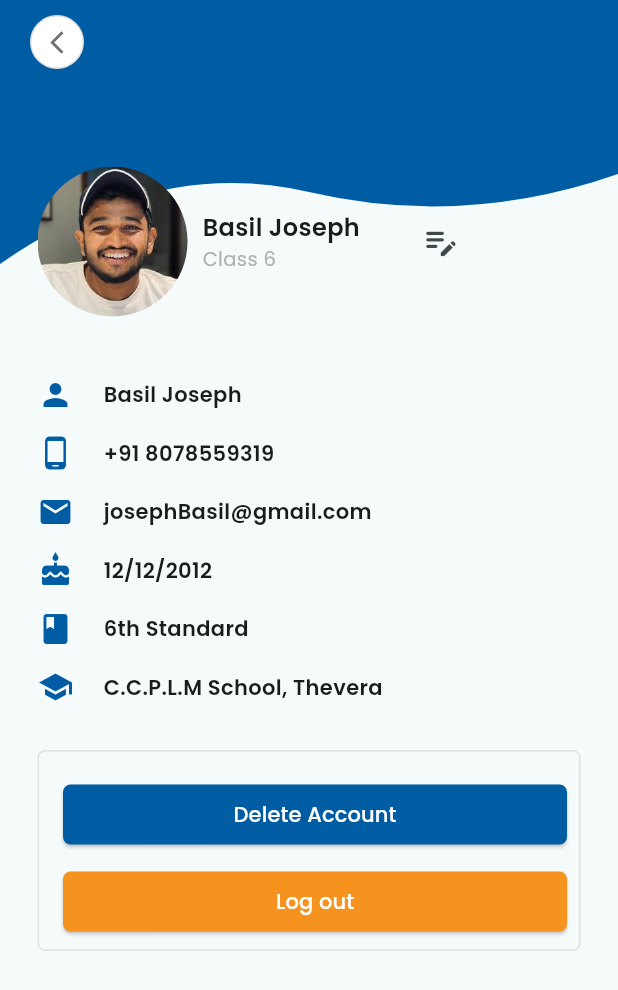
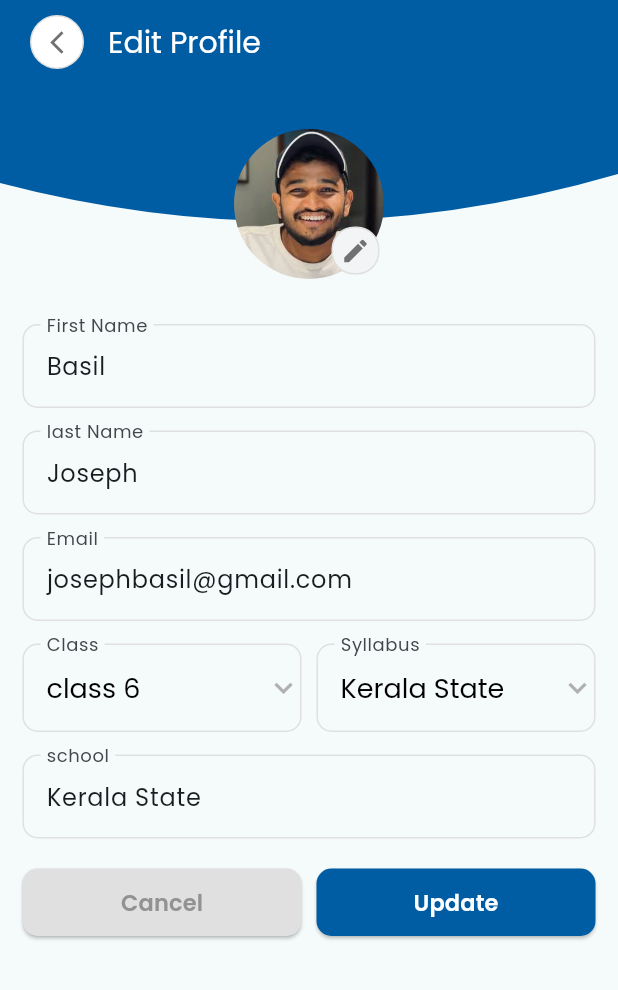
Before and after one commit to donymashup/Etutor, a Flutter app: the Profile screen opened directly, after a tap on the "edit note" icon, on a phone screen of 412 x 824 dp. Shown: the top 990 px of the screen. Run offline on Flutter 3.47's test engine with Material 3 defaults, Android fonts, the phone set to English and light mode, and no system bars; our stand-ins replace better_player, dotted_border, fl_chart, lottie, percent_indicator, pinput; missing offline and left inert: custom_timer, fluentui_emoji_icon, flutter_tex, iconify_flutter, syncfusion_flutter_pdfviewer.

Commit message:
edit profile screen completed

```diff
--- /dev/null
+++ b/lib/features/profile/screens/edit_profile.dart
@@ -0,0 +1,269 @@
+import 'package:etutor/common/constants/app_constants.dart';
+import 'package:etutor/common/widgets/back_button.dart';
+import 'package:etutor/common/widgets/custom_button.dart';
+import 'package:etutor/features/profile/widgets/u_shaped_painter.dart';
+import 'package:flutter/material.dart';
+
+class EditProfile extends StatefulWidget {
+  const EditProfile({super.key});
+
+  @override
+  State<EditProfile> createState() => _EditProfileState();
+}
+
+class _EditProfileState extends State<EditProfile> {
+  String? classDropdownValue = "class 6";
+  String? syllabusDropdownValue = "Kerala State";
+  final List<String> _class = [
+    "class 5",
+    "class 6",
+    "class 7",
+    "class 8",
+    "class 9",
+    "class 10",
+    "class 11",
+    "class 12",
+    "Others"
+  ];
+  final List<String> _syllabus = [
+    "Kerala State",
+    "CBSE",
+    "ICSE",
+  ];
+  final TextEditingController firstnameController =
+      TextEditingController(text: "Basil");
+  final TextEditingController lastnameController =
+      TextEditingController(text: "Joseph");
+  final TextEditingController emailController =
+      TextEditingController(text: "josephbasil@gmail.com");
+  final TextEditingController classController =
+      TextEditingController(text: "class 6");
+  final TextEditingController syllabusController =
+      TextEditingController(text: "Kerala State");
+  final TextEditingController schoolController =
+      TextEditingController(text: "Kerala State");
+
+  @override
+  void dispose() {
+    firstnameController.dispose();
+    lastnameController.dispose();
+    classController.dispose();
+    syllabusController.dispose();
+    emailController.dispose();
+    schoolController.dispose();
+    super.dispose();
+  }
+
+  @override
+  Widget build(BuildContext context) {
+    return Scaffold(
+      appBar: AppBar(
+        backgroundColor: AppColor.primaryColor,
+        leading: Padding(
+          padding: const EdgeInsets.only(left: 20.0),
+          child: CustomBackButton(),
+        ),
+        title: Text(
+          "Edit Profile",
+          style: TextStyle(color: AppColor.whiteColor, fontSize: 20),
+        ),
+      ),
+      body: SingleChildScrollView(
+        child: Stack(
+          children: [
+            CustomPaint(
+              painter: UShapedPainter(),
+              child: SizedBox(
+                width: MediaQuery.of(context).size.width,
+                height: 120,
+              ),
+            ),
+            Padding(
+              padding:
+                  const EdgeInsets.symmetric(vertical: 30.0, horizontal: 15),
+              child: SizedBox(
+                width: MediaQuery.of(context).size.width,
+                child: Column(
+                  children: [
+                    Stack(children: [
+                      ClipRRect(
+                        borderRadius: BorderRadius.circular(50),
+                        child: Image.asset(
+                          "assets/images/basil.jpg",
+                          width: 100,
+                          height: 100,
+                          fit: BoxFit.cover,
+                        ),
+                      ),
+                      Positioned(
+                          bottom: 0,
+                          right: 0,
+                          child: Container(
+                              margin: EdgeInsets.all(3),
+                              decoration: BoxDecoration(
+                                  color: AppColor.greyCardBackground,
+                                  borderRadius: BorderRadius.circular(15),
+                                  border:
+                                      Border.all(color: AppColor.greyStroke)),
+                              child: Padding(
+                                padding: const EdgeInsets.all(5.0),
+                                child: Icon(
+                                  Icons.edit,
+                                  size: 20,
+                                  color: AppColor.greyIconDark,
+                                ),
+                              )))
+                    ]),
+                    SizedBox(
+                      height: 30,
+                    ),
+                    greystokeTextfield(
+                        controller: firstnameController, text: "First Name"),
+                    SizedBox(
+                      height: 15,
+                    ),
+                    greystokeTextfield(
+                        controller: lastnameController, text: "last Name"),
+                    SizedBox(
+                      height: 15,
+                    ),
+                    greystokeTextfield(
+                        controller: emailController, text: "Email"),
+                    SizedBox(
+                      height: 15,
+                    ),
+                    Row(
+                      mainAxisAlignment: MainAxisAlignment.spaceBetween,
+                      children: [
+                        Expanded(
+                            child:
+                                dropdown("Class", _class, classDropdownValue)),
+                        SizedBox(
+                          width: 10,
+                        ),
+                        Expanded(
+                            child: dropdown(
+                                "Syllabus", _syllabus, syllabusDropdownValue)),
+                      ],
+                    ),
+                    SizedBox(
+                      height: 15,
+                    ),
+                    greystokeTextfield(
+                        controller: schoolController, text: "school"),
+                    SizedBox(
+                      height: 20,
+                    ),
+                    Row(
+                      children: [
+                        Expanded(
+                            child: CustomButton(
+                          buttoncolor: AppColor.greyButton,
+                          onpressed: () {
+                           Navigator.pop(context);
+                          },
+                          text: 'Cancel',
+                          textColor: AppColor.greyTextDark,
+                        )),
+                        SizedBox(
+                          width: 10,
+                        ),
+                        Expanded(
+                            child: CustomButton(
+                          buttoncolor: AppColor.primaryColor,
+                          onpressed: () {
+                           Navigator.pop(context);
+                          },
+                          text: 'Update',
+                          textColor: AppColor.whiteColor,
+                        )),
+                      ],
+                    )
+                  ],
+                ),
+              ),
+            ),
+          ],
+        ),
+      ),
+    );
+  }
+
+  //dropdown
+  DropdownButtonFormField<String> dropdown(
+      String text, List<String> item, String? dropdownValue) {
+    return DropdownButtonFormField<String>(
+      icon: Icon(Icons.keyboard_arrow_down_outlined, color: AppColor.greyText),
+      style: TextStyle(
+        fontWeight: FontWeight.w400,
+        fontSize: 18,
+      ),
+      dropdownColor: AppColor.greyBackground,
+      decoration: InputDecoration(
+        labelText: text,
+        focusedBorder: const OutlineInputBorder(
+          borderRadius: BorderRadius.all(Radius.circular(10)),
+          borderSide: BorderSide(
+            color: AppColor.greyStroke,
+            width: 1.0,
+          ),
+        ),
+        enabledBorder: const OutlineInputBorder(
+          borderRadius: BorderRadius.all(Radius.circular(10)),
+          borderSide: BorderSide(
+            color: AppColor.greyStroke,
+            width: 1.0,
+          ),
+        ),
+      ),
+      value: dropdownValue,
+      onChanged: (String? newValue) {
+        setState(() {
+          dropdownValue = newValue!;
+        });
+      },
+      items: item.map<DropdownMenuItem<String>>((String value) {
+        return DropdownMenuItem<String>(
+          value: value,
+          child: Text(value,
+              style: TextStyle(color: Colors.black, fontFamily: 'Poppins')),
+        );
+      }).toList(),
+    );
+  }
+}
+
+// custom textformfield with greystroke
+class greystokeTextfield extends StatelessWidget {
+  TextEditingController controller;
+  String text;
+  greystokeTextfield({
+    super.key,
+    required this.controller,
+    required this.text,
+  });
+
+  @override
+  Widget build(BuildContext context) {
+    return TextFormField(
+      controller: controller,
+      decoration: InputDecoration(
+        labelText: text,
+        focusedBorder: const OutlineInputBorder(
+          borderRadius: BorderRadius.all(Radius.circular(10)),
+          borderSide: BorderSide(
+            color: AppColor.greyStroke,
+            width: 1.0,
+          ),
+        ),
+        enabledBorder: const OutlineInputBorder(
+          borderRadius: BorderRadius.all(Radius.circular(10)),
+          borderSide: BorderSide(
+            color: AppColor.greyStroke,
+            width: 1.0,
+          ),
+        ),
+      ),
+    );
+  }
+}
--- a/lib/features/profile/screens/profile.dart
+++ b/lib/features/profile/screens/profile.dart
@@ -1,5 +1,6 @@
 import 'package:etutor/common/constants/app_constants.dart';
 import 'package:etutor/common/widgets/back_button.dart';
+import 'package:etutor/features/profile/screens/edit_profile.dart';
 import 'package:etutor/features/profile/widgets/custom_wave_painter.dart';
 import 'package:flutter/material.dart';
 
@@ -50,7 +51,12 @@ class Profile extends StatelessWidget {
                          ),
                          SizedBox(width: 30,),
                          IconButton(
-                          onPressed: (){},
+                          onPressed: (){
+                            Navigator.push(
+                          context,
+                          MaterialPageRoute(
+                              builder: (context) => EditProfile()));
+                          },
                           icon: Icon(Icons.edit_note_rounded,size: 26,))
                        ],
                      ),
--- /dev/null
+++ b/lib/features/profile/widgets/u_shaped_painter.dart
@@ -0,0 +1,28 @@
+import 'package:etutor/common/constants/app_constants.dart';
+import 'package:flutter/material.dart';
+
+class UShapedPainter extends CustomPainter {
+  @override
+  void paint(Canvas canvas, Size size) {
+    final paint = Paint()..color = AppColor.primaryColor;
+
+    final path = Path();
+    path.moveTo(0, size.height *.55 );
+
+    // First upward wave
+    path.quadraticBezierTo(
+      size.width * 0.5, size.height,
+      size.width, size.height * .5,
+    );
+
+    // Close shape to top
+    path.lineTo(size.width, 0);
+    path.lineTo(0, 0);
+    path.close();
+
+    canvas.drawPath(path, paint);
+  }
+
+  @override
+  bool shouldRepaint(covariant CustomPainter oldDelegate) => false;
+}
```
Also changed, not shown: lib/main.dart (+1 -35 lines), pubspec.lock, 4 other files.
